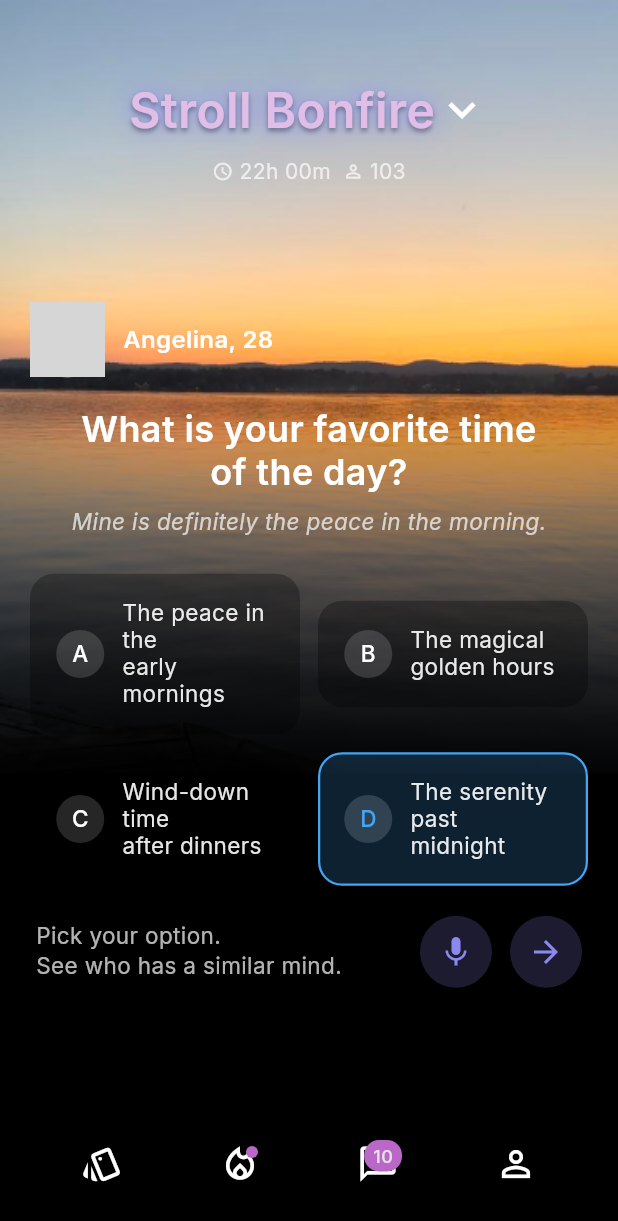
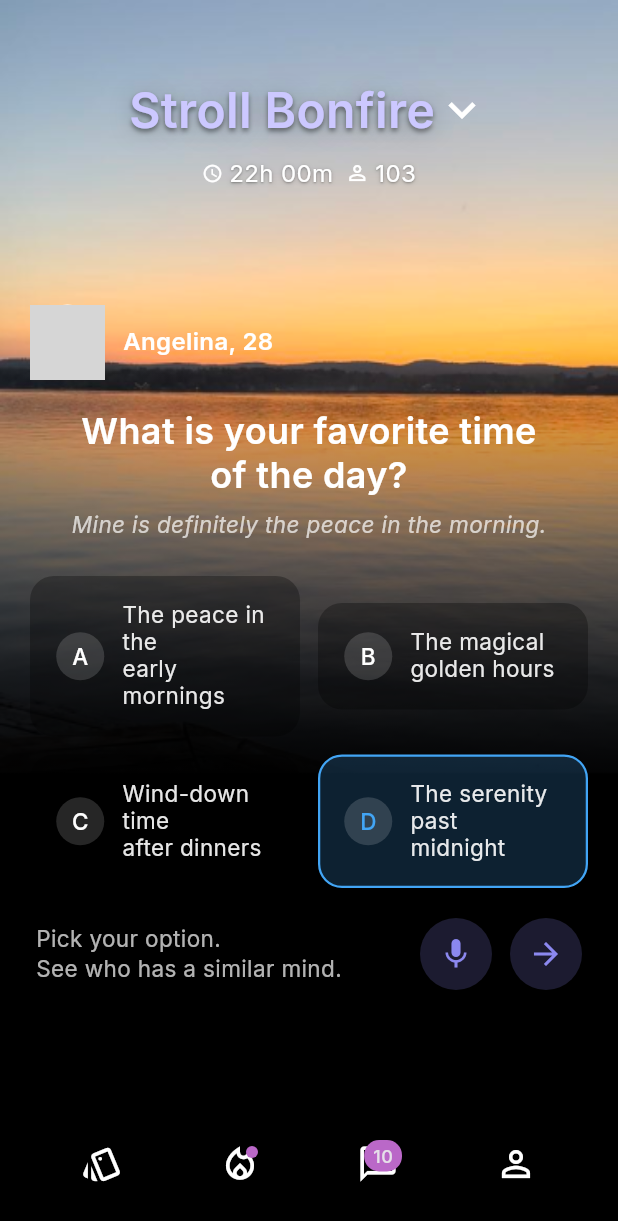
Before and after one commit to ikrishnag/bonfire-ui, a Flutter app: the screen it shows after launch, on a phone screen of 412 x 824 dp. Shown: the top 1221 px of the screen. Run offline on Flutter 3.47's test engine with Material 3 defaults, Android fonts, the phone set to English and light mode, and no system bars; our stand-ins replace google_fonts; network calls fail; grey boxes are pictures that could not be loaded.

Commit message:
feat: add headingPurple color and update HeaderTitle styling for improved visibility

```diff
--- a/lib/constants/colors.dart
+++ b/lib/constants/colors.dart
@@ -2,4 +2,6 @@
 
 class AppColors {
   static const Color purple = Color.fromRGBO(139, 136, 239, 1);
+  static const Color headingPurple = Color.fromRGBO(204, 200, 255, 1);
+
 }
--- a/lib/presentation/widgets/header.dart
+++ b/lib/presentation/widgets/header.dart
@@ -18,7 +18,7 @@
               style: GoogleFonts.inter(
                 fontSize: 32,
                 fontWeight: FontWeight.w600,
-                color: Colors.purple.shade100,
+                color: AppColors.headingPurple,
                 shadows: [
                   const Shadow(
                     color: Colors.black45,
@@ -26,8 +26,8 @@
                     blurRadius: 4,
                   ),
                   Shadow(
-                    color: AppColors.purple,
-                    offset: const Offset(0, 0),
+                    color: Colors.black26,
+                    offset: const Offset(0, 2),
                     blurRadius: 20,
                   ),
                 ],
@@ -43,22 +43,51 @@
         const SizedBox(height: 8),
         Container(
           padding: const EdgeInsets.symmetric(horizontal: 12, vertical: 0),
-
           child: Row(
             mainAxisSize: MainAxisSize.min,
             children: [
-              const Icon(Icons.access_time, size: 14, color: Colors.white70),
+              const Icon(Icons.access_time, size: 14, color: Colors.white),
               const SizedBox(width: 4),
               const Text(
                 '22h 00m',
-                style: TextStyle(color: Colors.white70, fontSize: 14),
+                style: TextStyle(
+                  color: Colors.white,
+                  fontSize: 16,
+                  shadows: [
+                    Shadow(
+                      color: Color.fromRGBO(0, 0, 0, 0.3),
+                      offset: Offset(0, 1),
+                      blurRadius: 1,
+                    ),
+                    Shadow(
+                      color: Color.fromRGBO(0, 0, 0, 0.2),
+                      offset: Offset(0, 1),
+                      blurRadius: 4,
+                    ),
+                  ],
+                ),
               ),
               const SizedBox(width: 8),
-              const Icon(Icons.person_outline, size: 14, color: Colors.white70),
+              const Icon(Icons.person_outline, size: 16, color: Colors.white),
               const SizedBox(width: 4),
               const Text(
                 '103',
-                style: TextStyle(color: Colors.white70, fontSize: 14),
+                style: TextStyle(
+                  color: Colors.white,
+                  fontSize: 16,
+                  shadows: [
+                    Shadow(
+                      color: Color.fromRGBO(0, 0, 0, 0.3),
+                      offset: Offset(0, 1),
+                      blurRadius: 1,
+                    ),
+                    Shadow(
+                      color: Color.fromRGBO(0, 0, 0, 0.2),
+                      offset: Offset(0, 1),
+                      blurRadius: 4,
+                    ),
+                  ],
+                ),
               ),
             ],
           ),
```
